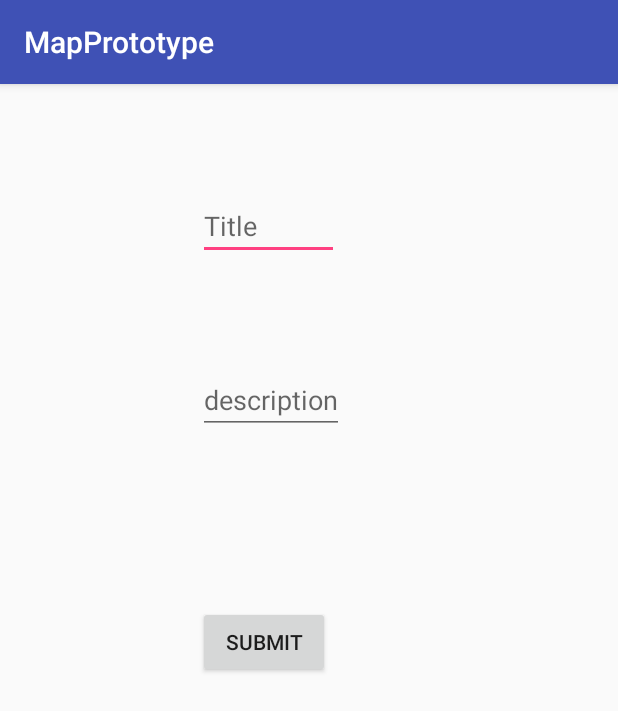
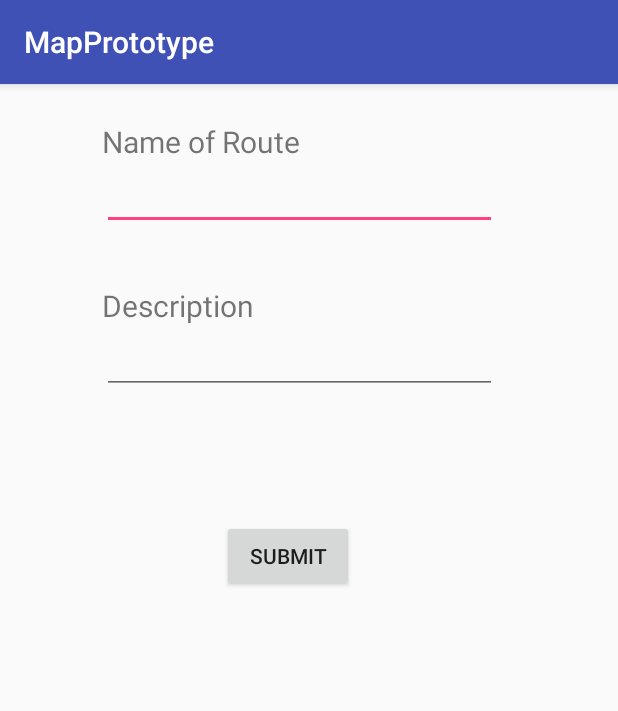
Before and after one commit to LeviButcher/CS-321, an Android app: the Add_Route screen opened directly, with no data from a screen before it, on a phone screen of 412 x 824 dp. Shown: the top 711 px of the screen. Run offline under Robolectric (Android 15) with nearby library versions, the light colour scheme and no system bars; our stand-ins replace Room's generated code.

Commit message:
just pushing up what leftover

```diff
--- a/MapPrototype/app/src/main/java/com/wvup/levi/mapprototype/room/RouteDAO.java
+++ b/MapPrototype/app/src/main/java/com/wvup/levi/mapprototype/room/RouteDAO.java
@@ -27,4 +27,7 @@ public interface RouteDAO {
 
     @Delete
     void delete(Route route);
+
+    @Query("Delete from Route")
+    void wipe();
 }
--- a/MapPrototype/app/src/main/java/com/wvup/levi/mapprototype/room/RouteRepository.java
+++ b/MapPrototype/app/src/main/java/com/wvup/levi/mapprototype/room/RouteRepository.java
@@ -28,6 +28,10 @@ public class RouteRepository {
 
     public List<Route> getRoutes(){
         return routeDAO.getAll();
+    }
+
+    public void wipeRoutes(){
+        routeDAO.wipe();
     }
 
     public void insertRoute(Route route){
--- a/MapPrototype/app/src/main/res/layout/activity_add__route.xml
+++ b/MapPrototype/app/src/main/res/layout/activity_add__route.xml
@@ -6,38 +6,56 @@
     android:layout_height="match_parent"
     tools:context=".Add_Route">
 
+    <TextView
+        android:textSize="20sp"
+        android:layout_width="wrap_content"
+        android:layout_height="wrap_content"
+        android:layout_marginStart="68dp"
+        android:labelFor="@id/title"
+        android:text="@string/name_of_route"
+        app:layout_constraintBottom_toTopOf="@+id/title"
+        app:layout_constraintStart_toStartOf="parent" />
+
     <EditText
         android:id="@+id/title"
-        android:layout_width="94dp"
+        android:layout_width="263dp"
         android:layout_height="wrap_content"
-        android:layout_marginStart="132dp"
-        android:layout_marginTop="72dp"
-        android:hint="Title"
+        android:layout_marginStart="68dp"
+        android:layout_marginTop="52dp"
         android:inputType="text"
         app:layout_constraintStart_toStartOf="parent"
         app:layout_constraintTop_toTopOf="parent" />
 
+    <TextView
+        android:textSize="20sp"
+        android:layout_width="wrap_content"
+        android:layout_height="wrap_content"
+        android:layout_marginStart="68dp"
+        android:labelFor="@id/description"
+        android:text="@string/description"
+        app:layout_constraintBottom_toTopOf="@+id/description"
+        app:layout_constraintStart_toStartOf="parent" />
+
     <EditText
         android:id="@+id/description"
-        android:layout_width="wrap_content"
+        android:layout_width="263dp"
         android:layout_height="wrap_content"
-        android:layout_marginStart="132dp"
-        android:layout_marginTop="188dp"
-        android:hint="description"
+        android:layout_marginStart="68dp"
+        android:layout_marginTop="64dp"
         android:inputType="textMultiLine"
         app:layout_constraintStart_toStartOf="parent"
-        app:layout_constraintTop_toTopOf="parent" />
+        app:layout_constraintTop_toBottomOf="@+id/title" />
 
     <Button
         android:id="@+id/button2"
         android:layout_width="wrap_content"
         android:layout_height="wrap_content"
-        android:layout_marginStart="132dp"
-        android:layout_marginTop="348dp"
-        android:text="Submit"
+        android:layout_marginStart="148dp"
+        android:layout_marginTop="84dp"
         android:onClick="Submit"
+        android:text="@string/submit"
         app:layout_constraintStart_toStartOf="parent"
-        app:layout_constraintTop_toTopOf="parent" />
+        app:layout_constraintTop_toBottomOf="@+id/description" />
 
 
 </android.support.constraint.ConstraintLayout>
--- a/MapPrototype/app/src/main/res/layout/activity_main.xml
+++ b/MapPrototype/app/src/main/res/layout/activity_main.xml
@@ -11,7 +11,7 @@
         android:layout_alignParentEnd="true"
         android:layout_alignParentTop="true"
         android:layout_marginEnd="47dp"
-        android:layout_marginTop="79dp"
+        android:layout_marginTop="71dp"
         android:onClick="startMap"
         android:src="@android:drawable/ic_input_add" />
 
@@ -23,6 +23,7 @@
         >
 
         <TextView
+            android:id="@+id/title"
             android:layout_width="wrap_content"
             android:layout_height="wrap_content"
             android:text="Route List"
--- a/MapPrototype/app/src/main/res/values/strings.xml
+++ b/MapPrototype/app/src/main/res/values/strings.xml
@@ -5,5 +5,6 @@
     <string name="submit">Submit</string>
     <string name="image_of_location">Image of Location</string>
     <string name="name">Name</string>
+    <string name="name_of_route">Name of Route</string>
     <string name="description">Description</string>
 </resources>
```
Also changed, not shown: MapPrototype/app/src/main/java/com/wvup/levi/mapprototype/MainActivity.java (+17 -4 lines), MapPrototype/app/src/main/java/com/wvup/levi/mapprototype/ViewRouteActivity.java (+17 -0 lines).
